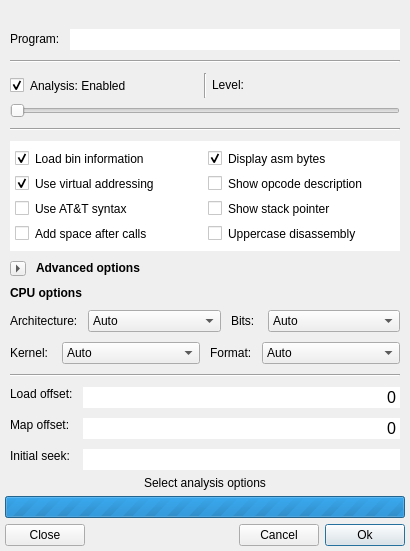
Qt form src/optionsdialog.ui (rizinorg/cutter) before a commit.
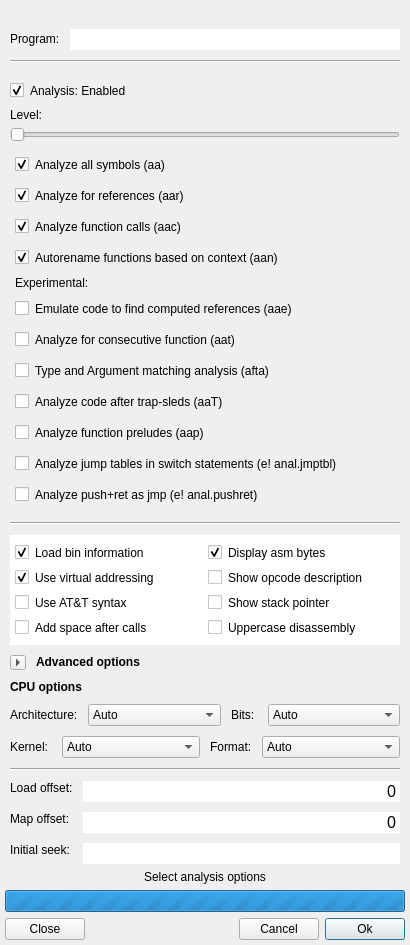
The same form after that commit. Icons and pictures are not drawn.

Commit message:
Analysis Menu-Cursor changes Issue #124 (#189)
* Add relro in the dashboard #105

Diff of the .ui file:
```diff
--- a/src/optionsdialog.ui
+++ b/src/optionsdialog.ui
@@ -6,8 +6,8 @@
    <rect>
     <x>0</x>
     <y>0</y>
-    <width>414</width>
-    <height>657</height>
+    <width>576</width>
+    <height>1167</height>
    </rect>
   </property>
   <property name="sizePolicy">
@@ -188,10 +188,20 @@
              <number>5</number>
             </property>
             <item>
-             <layout class="QHBoxLayout" name="horizontalLayout_8">
+             <layout class="QVBoxLayout" name="verticalLayout_4">
               <property name="spacing">
                <number>5</number>
               </property>
+              <property name="sizeConstraint">
+               <enum>QLayout::SetDefaultConstraint</enum>
+              </property>
+              <item>
+               <widget class="Line" name="line">
+                <property name="orientation">
+                 <enum>Qt::Vertical</enum>
+                </property>
+               </widget>
+              </item>
               <item>
                <widget class="QCheckBox" name="analCheckBox">
                 <property name="sizePolicy">
@@ -214,13 +224,6 @@
                 </property>
                </widget>
               </item>
-              <item>
-               <widget class="Line" name="line">
-                <property name="orientation">
-                 <enum>Qt::Vertical</enum>
-                </property>
-               </widget>
-              </item>
               <item>
                <widget class="QLabel" name="analDescription">
                 <property name="sizePolicy">
@@ -248,7 +251,7 @@
                <number>0</number>
               </property>
               <property name="maximum">
-               <number>4</number>
+               <number>3</number>
               </property>
               <property name="pageStep">
                <number>1</number>
@@ -267,6 +270,132 @@
               </property>
              </widget>
             </item>
+            <item>
+             <widget class="QFrame" name="analoptionsFrame">
+              <property name="enabled">
+               <bool>true</bool>
+              </property>
+              <property name="sizePolicy">
+               <sizepolicy hsizetype="MinimumExpanding" vsizetype="Fixed">
+                <horstretch>0</horstretch>
+                <verstretch>0</verstretch>
+               </sizepolicy>
+              </property>
+              <layout class="QVBoxLayout" name="verticalLayout_7">
+               <property name="spacing">
+                <number>6</number>
+               </property>
+               <property name="leftMargin">
+                <number>5</number>
+               </property>
+               <property name="topMargin">
+                <number>5</number>
+               </property>
+               <property name="rightMargin">
+                <number>5</number>
+               </property>
+               <property name="bottomMargin">
+                <number>5</number>
+               </property>
+               <item>
+                <widget class="QCheckBox" name="aa_symbols">
+                 <property name="text">
+                  <string>Analyze all symbols (aa)</string>
+                 </property>
+                 <property name="checked">
+                  <bool>true</bool>
+                 </property>
+                </widget>
+               </item>
+               <item>
+                <widget class="QCheckBox" name="aar_references">
+                 <property name="text">
+                  <string>Analyze for references (aar)</string>
+                 </property>
+                 <property name="checked">
+                  <bool>true</bool>
+                 </property>
+                </widget>
+               </item>
+               <item>
+                <widget class="QCheckBox" name="aac_calls">
+                 <property name="text">
+                  <string>Analyze function calls (aac)</string>
+                 </property>
+                 <property name="checked">
+                  <bool>true</bool>
+                 </property>
+                </widget>
+               </item>
+               <item>
+                <widget class="QCheckBox" name="aan_rename">
+                 <property name="text">
+                  <string>Autorename functions based on context (aan)</string>
+                 </property>
+                 <property name="checked">
+                  <bool>true</bool>
+                 </property>
+                </widget>
+               </item>
+               <item>
+                <widget class="QLabel" name="label">
+                 <property name="text">
+                  <string>Experimental:</string>
+                 </property>
+                </widget>
+               </item>
+               <item>
+                <widget class="QCheckBox" name="aae_emulate">
+                 <property name="text">
+                  <string>Emulate code to find computed references (aae)</string>
+                 </property>
+                </widget>
+               </item>
+               <item>
+                <widget class="QCheckBox" name="aat_consecutive">
+                 <property name="text">
+                  <string>Analyze for consecutive function (aat)</string>
+                 </property>
+                </widget>
+               </item>
+               <item>
+                <widget class="QCheckBox" name="afta_typeargument">
+                 <property name="text">
+                  <string>Type and Argument matching analysis (afta)</string>
+                 </property>
+                </widget>
+               </item>
+               <item>
+                <widget class="QCheckBox" name="aaT_aftertrap">
+                 <property name="text">
+                  <string>Analyze code after trap-sleds (aaT)</string>
+                 </property>
+                </widget>
+               </item>
+               <item>
+                <widget class="QCheckBox" name="aap_preludes">
+                 <property name="text">
+                  <string>Analyze function preludes (aap)</string>
+                 </property>
+                </widget>
+               </item>
+               <item>
+                <widget class="QCheckBox" name="jmptbl">
+                 <property name="text">
+                  <string>Analyze jump tables in switch statements (e! anal.jmptbl)</string>
+                 </property>
+                </widget>
+               </item>
+               <item>
+                <widget class="QCheckBox" name="pushret">
+                 <property name="text">
+                  <string>Analyze push+ret as jmp (e! anal.pushret)</string>
+                 </property>
+                </widget>
+               </item>
+              </layout>
+             </widget>
+            </item>
            </layout>
           </item>
           <item>
@@ -289,6 +418,9 @@
                 <verstretch>0</verstretch>
                </sizepolicy>
               </property>
+              <property name="layoutDirection">
+               <enum>Qt::LeftToRight</enum>
+              </property>
               <property name="styleSheet">
                <string notr="true">background-color: rgb(255, 255, 255);
 color: rgb(0, 0, 0);</string>
```
The commit also changes 8 other files.
